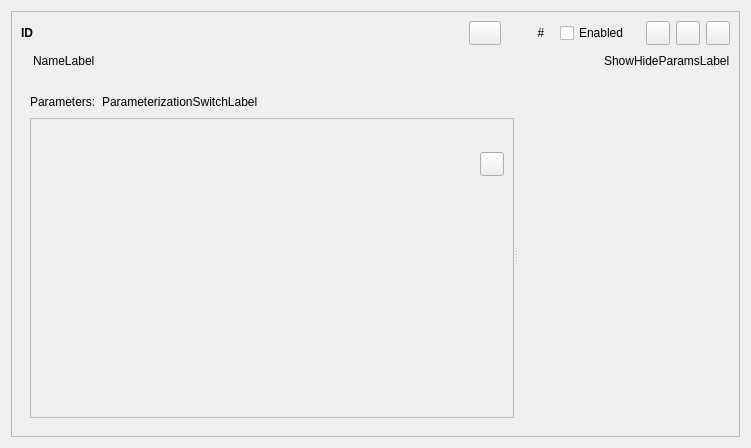
Above: src/apps/openfluid-builder/common/WareWidget.ui from OpenFLUID/openfluid before the change. Below: the same form after it.
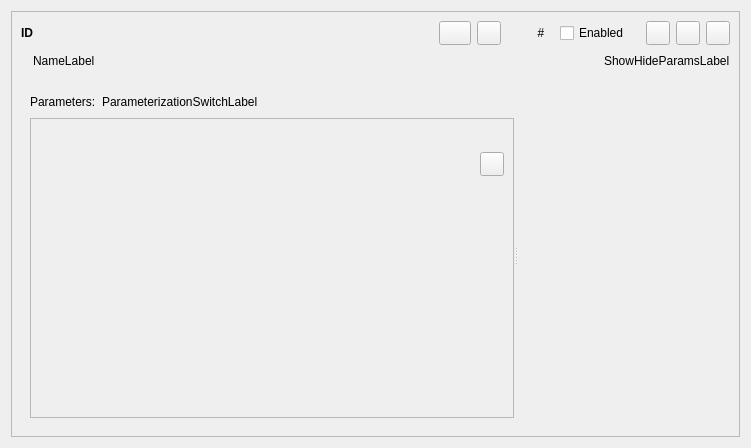
That is the form after the change. Custom widgets are drawn as their Qt base class.

Commit message:
Add of a button to access simulators docs from Builder
* Added button in WareWidget to open associated doc
  when it is a simulator
* Added Filesystem method to join path parts
* Updated tests
* Switched to version 2.1.6~alpha3

(closes OpenFLUID/openfluid#308)

Patch:
```diff
--- a/src/apps/openfluid-builder/common/WareWidget.ui
+++ b/src/apps/openfluid-builder/common/WareWidget.ui
@@ -45,7 +45,7 @@
      </property>
      <layout class="QVBoxLayout" name="verticalLayout_2" stretch="0,0,0,1">
       <item>
-       <layout class="QHBoxLayout" name="IDButtonsLayout" stretch="1,0,0,0,0,0,0,0,0,0,0">
+       <layout class="QHBoxLayout" name="IDButtonsLayout" stretch="1,0,0,0,0,0,0,0,0,0,0,0">
         <item>
          <widget class="openfluid::ui::common::ElidedLabel" name="IDLabel">
           <property name="sizePolicy">
@@ -97,6 +97,28 @@
           </property>
          </widget>
         </item>
+        <item>
+         <widget class="QPushButton" name="DocButton">
+          <property name="minimumSize">
+           <size>
+            <width>24</width>
+            <height>24</height>
+           </size>
+          </property>
+          <property name="maximumSize">
+           <size>
+            <width>24</width>
+            <height>24</height>
+           </size>
+          </property>
+          <property name="toolTip">
+           <string>Open documentation</string>
+          </property>
+          <property name="text">
+           <string notr="true"/>
+          </property>
+         </widget>
+        </item>
         <item>
          <spacer name="horizontalSpacer_6">
           <property name="orientation">
```
The commit also changes 10 other files.
